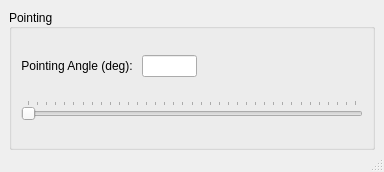
Above: src/MotionControl/ClientMainWindow.ui from NCAR/HCR_instrument before the change. Below: the same form after it.
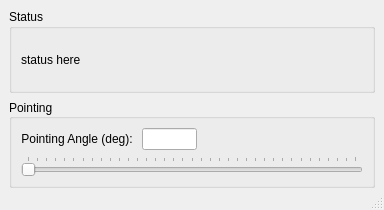
That is the form after the change.

Commit message: Make the example client collect and display status from the MotionControlDaemon every second.

Diff of the .ui file:
```diff
--- a/src/MotionControl/ClientMainWindow.ui
+++ b/src/MotionControl/ClientMainWindow.ui
@@ -7,7 +7,7 @@
     <x>0</x>
     <y>0</y>
     <width>384</width>
-    <height>172</height>
+    <height>210</height>
    </rect>
   </property>
   <property name="sizePolicy">
@@ -33,6 +33,22 @@
     <property name="bottomMargin">
      <number>0</number>
     </property>
+    <item>
+     <widget class="QGroupBox" name="_statusBox">
+      <property name="title">
+       <string>Status</string>
+      </property>
+      <layout class="QVBoxLayout" name="verticalLayout_2">
+       <item>
+        <widget class="QLabel" name="_statusLabel">
+         <property name="text">
+          <string>status here</string>
+         </property>
+        </widget>
+       </item>
+      </layout>
+     </widget>
+    </item>
     <item>
      <widget class="QGroupBox" name="_gbxPointing">
       <property name="title">
```
The commit also changes 2 other files.
